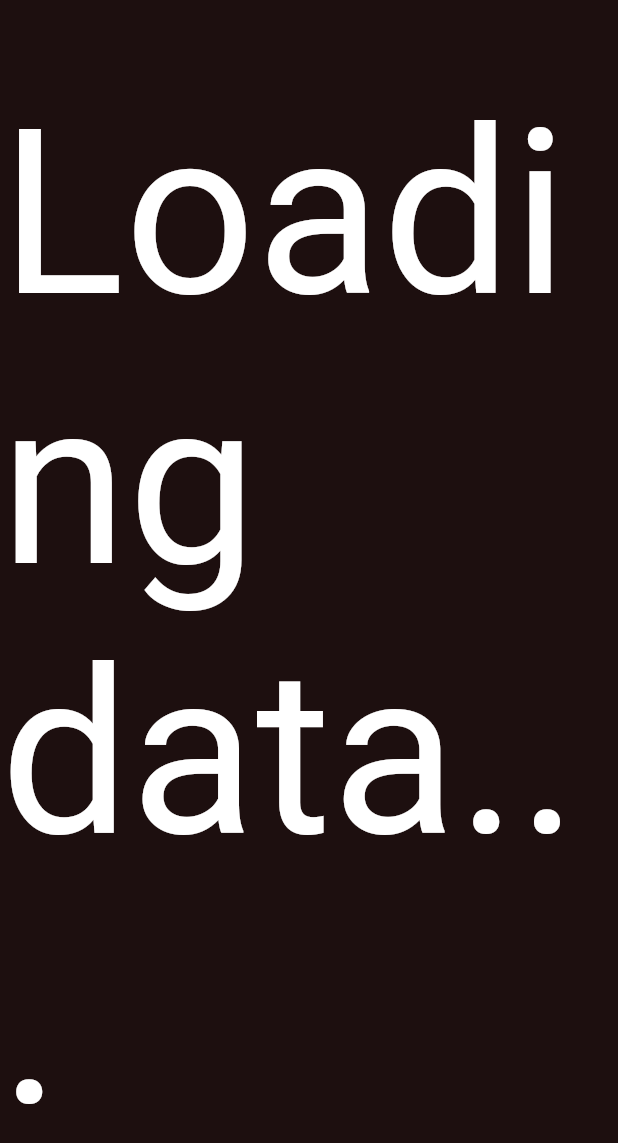
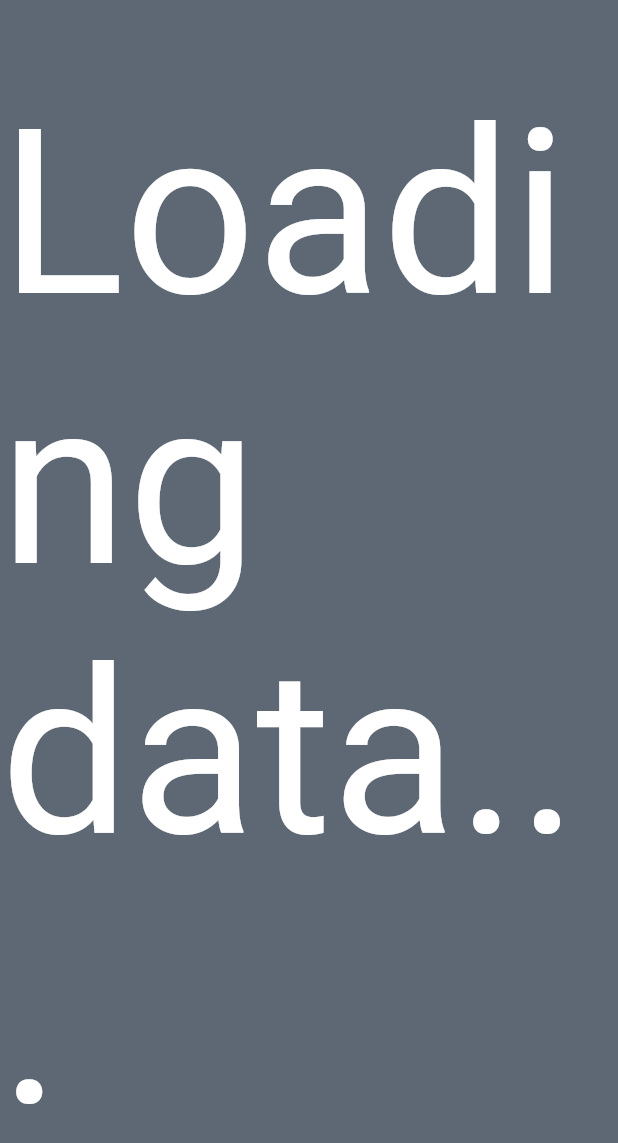
Before and after one commit to ASentientBanana/mangakolekt, a Flutter app: the first screen one second after launch, on a phone screen of 412 x 824 dp. Shown: the top 1143 px of the screen. Run offline on Flutter 3.47's test engine with Material 2 defaults, Android fonts, the phone set to English and light mode, and no system bars; our stand-ins replace bloc, equatable, file_picker, flutter_bloc.

Commit message:
Added theme file and fixed theme rerender

```diff
--- a/lib/app.dart
+++ b/lib/app.dart
@@ -33,7 +33,7 @@ class AppWidget extends StatelessWidget {
             ),
           ),
           appBarTheme: AppBarTheme(
-            backgroundColor: theme.primaryDark,
+            backgroundColor: theme.appbarBackground,
             foregroundColor: Colors.white,
             iconTheme: const IconThemeData(
               color: Colors.white,
--- a/lib/bloc/reader/reader_event.dart
+++ b/lib/bloc/reader/reader_event.dart
@@ -2,25 +2,20 @@ part of 'reader_bloc.dart';
 
 abstract class ReaderEvent extends Equatable {
   const ReaderEvent();
-
   @override
   List<Object> get props => [];
 }
 
 class LoadBook extends ReaderEvent {
   final BookView bookView;
-
   const LoadBook({required this.bookView});
-
   @override
   List<Object> get props => [];
 }
 
 class ChangeReaderView extends ReaderEvent {
   final ReaderView readerView;
-
   const ChangeReaderView({required this.readerView});
-
   @override
   List<Object> get props => [];
 }
@@ -39,4 +34,3 @@ class ToggleScaleTo extends ReaderEvent {
   @override
   List<Object> get props => [];
 }
-// class PrevPage extends ReaderEvent{}
--- a/lib/bloc/theme/theme_bloc.dart
+++ b/lib/bloc/theme/theme_bloc.dart
@@ -9,11 +9,11 @@ class ThemeBloc extends Bloc<ThemeEvent, ThemeState> {
   ThemeBloc() : super(ThemeInitial()) {
     on<SelectTheme>(_onSelectTheme);
     on<SetThemes>(_onSetThemes);
+    on<InitializeTheme>(_onInitTheme);
   }
 
   void _onSelectTheme(SelectTheme event, Emitter<ThemeState> emit) {
     if (state is ThemeLoaded) {
-      // final _state = state as ThemeLoaded;
       emit(ThemeLoaded(
           themes: (state as ThemeLoaded).themes, theme: event.theme));
     }
@@ -26,4 +26,8 @@ class ThemeBloc extends Bloc<ThemeEvent, ThemeState> {
           themes: event.themes, theme: (state as ThemeLoaded).theme));
     }
   }
+
+  void _onInitTheme(InitializeTheme event, Emitter<ThemeState> emit) {
+    emit(ThemeLoaded(themes: event.themes, theme: event.theme));
+  }
 }
--- a/lib/bloc/theme/theme_event.dart
+++ b/lib/bloc/theme/theme_event.dart
@@ -20,3 +20,11 @@ class SetThemes extends ThemeEvent {
   @override
   List<Object> get props => [];
 }
+
+class InitializeTheme extends ThemeEvent {
+  final List<ThemeStore> themes;
+  final int theme;
+  const InitializeTheme({required this.themes, required this.theme});
+  @override
+  List<Object> get props => [];
+}
--- a/lib/bloc/theme/theme_state.dart
+++ b/lib/bloc/theme/theme_state.dart
@@ -22,5 +22,5 @@ class ThemeLoaded extends ThemeState {
   ThemeStore get activeTheme => themes[theme];
 
   @override
-  List<Object> get props => [];
+  List<Object> get props => [themes, theme];
 }
--- a/lib/constants.dart
+++ b/lib/constants.dart
@@ -9,11 +9,14 @@ const appMapFile = "map.txt";
 const libFolderName = ".mangakolektLib";
 const libFolderCoverFolderName = "covers";
 const libFolderMapFile = ".mangakolektion";
+const appFolder = "mangakolekt";
 
 const supportedBookTypes = ['cbz'];
 const supportedImageTypes = ['png', 'jpeg', 'jpg', 'bmp'];
 
 const logFilePath = ".mangalog.txt";
+
+const themeFileName = "theme.json";
 
 const nextKeyMap = [LogicalKeyboardKey.arrowLeft, LogicalKeyboardKey.arrowUp];
 
--- a/lib/models/bloc/theme.dart
+++ b/lib/models/bloc/theme.dart
@@ -1,24 +1,61 @@
+import 'dart:developer';
+
 import 'package:flutter/material.dart';
+import 'package:mangakolekt/util/util.dart';
 
 class ThemeStore {
   late Color primaryColor;
   late Color accentColor;
   late Color backgroundColor;
-  late Color primaryDark;
+  late Color appbarBackground;
   late Color tertiary;
+  late Color textColor;
 
   ThemeStore(
-      {required this.primaryDark,
+      {required this.appbarBackground,
       required this.tertiary,
       required this.accentColor,
       required this.primaryColor,
-      required this.backgroundColor});
+      required this.backgroundColor,
+      required this.textColor});
+
+  static listToColor(List<int> clr) {
+    if (clr.length == 4) {
+      return Color.fromARGB(clr[0], clr[1], clr[2], clr[3]);
+    } else if (clr.length == 3) {
+      return Color.fromARGB(1, clr[0], clr[1], clr[2]);
+    } else {
+      return Colors.black;
+    }
+  }
+
+  Map<String, dynamic> toJSON() => {
+        "appbarBackground": colorToList(appbarBackground),
+        "tertiary": colorToList(tertiary),
+        "accentColor": colorToList(accentColor),
+        "primaryColor": colorToList(primaryColor),
+        "backgroundColor": colorToList(backgroundColor),
+        "textColor": colorToList(textColor),
+      };
+
+  ThemeStore.fromJSON(Map<String, dynamic> json) {
+    //Remove the ! and add a check!!
+    primaryColor = ThemeStore.listToColor(json["primaryColor"]!.cast<int>());
+    accentColor = ThemeStore.listToColor(json["accentColor"]!.cast<int>());
+    backgroundColor =
+        ThemeStore.listToColor(json["backgroundColor"]!.cast<int>());
+    appbarBackground =
+        ThemeStore.listToColor(json["appbarBackground"]!.cast<int>());
+    tertiary = ThemeStore.listToColor(json["tertiary"]!.cast<int>());
+    textColor = ThemeStore.listToColor(json["textColor"]!.cast<int>());
+  }
 
   ThemeStore.defaultTheme() {
-    primaryColor = const Color(0xFFEAC57D);
-    accentColor = const Color(0xFF7B7C81);
-    backgroundColor = const Color(0xFF1D0F0F);
-    primaryDark = const Color(0xFF7B586B);
-    tertiary = const Color(0xFF453C41);
+    primaryColor = const Color.fromARGB(234, 197, 125, 1);
+    accentColor = const Color.fromARGB(237, 17, 20, 34);
+    backgroundColor = const Color.fromARGB(181, 28, 42, 59);
+    appbarBackground = const Color.fromARGB(206, 36, 48, 58);
+    tertiary = const Color.fromARGB(234, 36, 48, 58);
+    textColor = const Color.fromARGB(256, 0, 0, 0);
   }
 }
--- a/lib/screens/lib.dart
+++ b/lib/screens/lib.dart
@@ -60,10 +60,14 @@ class _MyHomePageState extends State<MyHomePage> {
         ),
         actions: [
           ElevatedButton(
+              style: ButtonStyle(
+                backgroundColor: MaterialStateProperty.all(
+                    Theme.of(context).colorScheme.secondary),
+              ),
               onPressed: () {
                 Navigator.of(context).pushNamed('/settings');
               },
-              child: const Text('Settings'))
+              child: const Icon(Icons.settings))
         ],
         automaticallyImplyLeading: false,
       ),
--- a/lib/screens/splash.dart
+++ b/lib/screens/splash.dart
@@ -1,4 +1,7 @@
 import 'package:flutter/material.dart';
+import 'package:flutter_bloc/flutter_bloc.dart';
+import 'package:mangakolekt/bloc/theme/theme_bloc.dart';
+import 'package:mangakolekt/models/bloc/theme.dart';
 import 'package:mangakolekt/util/files.dart';
 
 class SplashScreen extends StatefulWidget {
@@ -9,25 +12,6 @@ class SplashScreen extends StatefulWidget {
 }
 
 class _SplashScreenState extends State<SplashScreen> {
-  // init function to create, load and read any data before opening home page
-  Future<void> initApp(BuildContext context) async {
-    //create log file
-    await Future.delayed(const Duration(seconds: 1));
-    //This is only since the compiler doesnt like async + context
-
-    await createLogFile();
-
-    createAppDB().then((value) {
-      Navigator.pushNamed(context, '/home');
-    });
-  }
-
-  @override
-  void initState() {
-    initApp(context);
-    super.initState();
-  }
-
   @override
   Widget build(BuildContext context) {
     return const Scaffold(
@@ -39,4 +23,29 @@ class _SplashScreenState extends State<SplashScreen> {
       ),
     );
   }
+
+  // init function to create, load and read any data before opening home page
+  Future<void> initApp(BuildContext context) async {
+    //generating the theme file if not missing and reading if there
+    final themes = await checkThemeFile();
+
+    // loading the themes to the store
+    await Future.delayed(const Duration(seconds: 1), () {
+      //This is only since the compiler doesnt like async + context so its in a callback
+      context.read<ThemeBloc>().add(InitializeTheme(themes: themes, theme: 0));
+    });
+
+    await createLogFile();
+
+    //This is only since the compiler doesnt like async + context so its in a callback
+    createAppDB().then((value) {
+      Navigator.pushNamed(context, '/home');
+    });
+  }
+
+  @override
+  void initState() {
+    initApp(context);
+    super.initState();
+  }
 }
--- a/lib/util/theme.dart
+++ b/lib/util/theme.dart
@@ -3,5 +3,5 @@ import 'dart:ui';
 const primaryColor = Color(0xFFEAC57D);
 const accentColor = Color(0xFF7B7C81);
 const backgroundColor = Color(0xFF1D0F0F);
-const primaryDark = Color(0xFF7B586B);
+const appbarBackground = Color(0xFF7B586B);
 const tertiary = Color(0xFF453C41);
--- a/lib/util/util.dart
+++ b/lib/util/util.dart
@@ -1,3 +1,4 @@
+import 'package:flutter/material.dart';
 import 'package:mangakolekt/models/book.dart';
 import 'package:mangakolekt/util/files.dart';
 
@@ -37,3 +38,7 @@ void switchReadingDirection(list) {
     }
   }
 }
+
+List<int> colorToList(Color clr) {
+  return [clr.alpha, clr.red, clr.green, clr.blue];
+}
```
Also changed, not shown: lib/screens/setting.dart (+6 -20 lines), lib/util/files.dart (+33 -6 lines), lib/widgets/reader/grid.dart (+6 -3 lines), lib/widgets/settings/theme_button.dart (added, +56 -0 lines), lib/widgets/settings/theme_grid.dart (added, +31 -0 lines).
